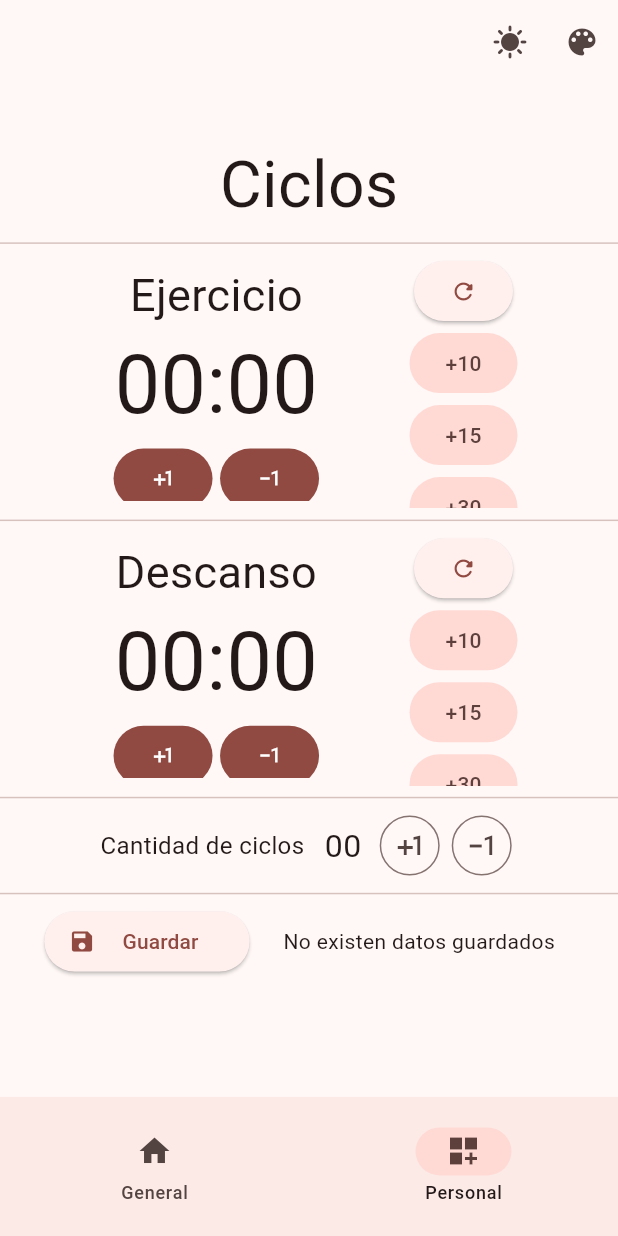
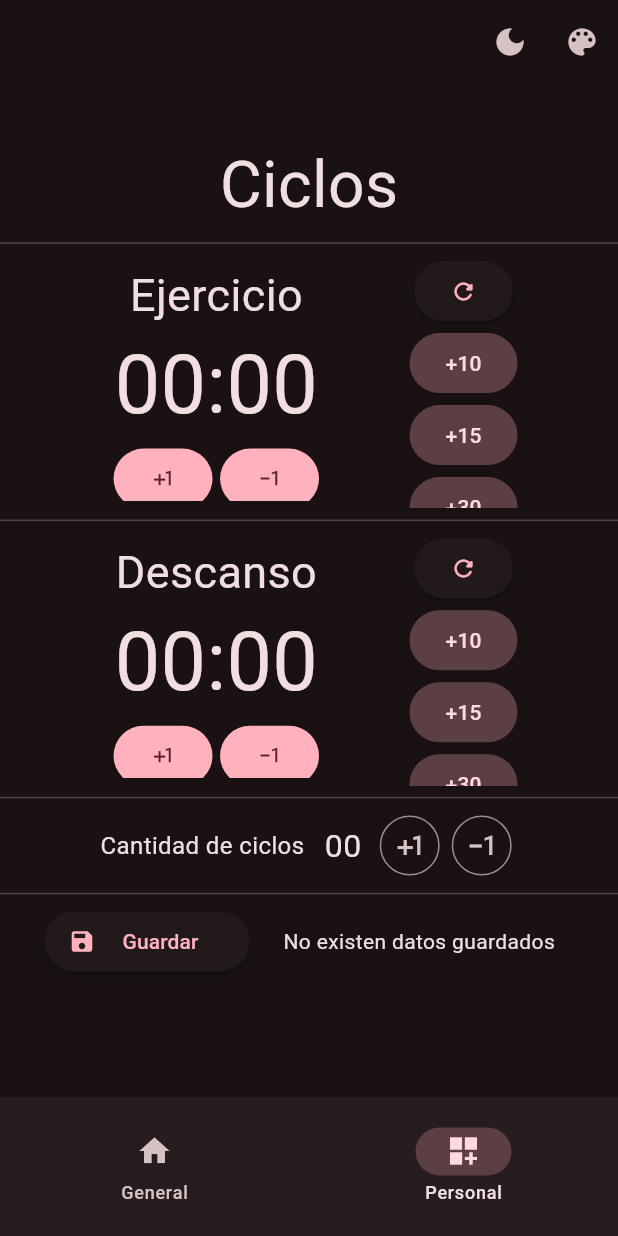
Before and after one commit to edunickdev/cronoApp, a Flutter app: the screen it shows after launch, item 2 of the bottom bar chosen, after a tap on the "sunny" icon, on a phone screen of 412 x 824 dp. Run offline on Flutter 3.47's test engine with Material 3 defaults, Android fonts, the phone set to English and light mode, and no system bars; our stand-ins replace animate_do, circular_countdown_timer, flutter_riverpod, flutter_speed_dial, go_router, shared_preferences and 1 more; accounts and stored records are empty.

Commit message:
temas y brillo completado con sharedpreference integrado

```diff
--- a/cronoapp/lib/main.dart
+++ b/cronoapp/lib/main.dart
@@ -1,6 +1,7 @@
 import 'package:cronoapp/config/theme/custom_theme.dart';
 import 'package:cronoapp/domain/entities/person_model.dart';
 import 'package:cronoapp/presentation/screens/running_screen.dart';
+import 'package:cronoapp/presentation/shared/main_navbar.dart';
 import 'package:flutter/material.dart';
 
 import 'package:animate_do/animate_do.dart';
@@ -10,9 +11,17 @@ import 'package:cronoapp/presentation/screens/cicles_screen.dart';
 import 'package:cronoapp/presentation/screens/home_screen.dart';
 import 'package:cronoapp/presentation/shared/custom_navbar.dart';
 import 'package:cronoapp/providers.dart';
+import 'package:shared_preferences/shared_preferences.dart';
 
-void main() {
-  runApp(const ProviderScope(child: MyApp()));
+void main() async {
+  WidgetsFlutterBinding.ensureInitialized();
+  SharedPreferences prefs = await SharedPreferences.getInstance();
+  final bool brightness = prefs.getBool('brightness') ?? true;
+  final int theme = prefs.getInt('theme') ?? 0;
+  runApp(ProviderScope( overrides: [
+    myBrightness.overrideWith((ref) => brightness),
+    myTheme.overrideWith((ref) => theme)
+  ], child: const MyApp()));
 }
 
 class MyApp extends ConsumerWidget {
@@ -23,8 +32,8 @@ class MyApp extends ConsumerWidget {
     List<Widget> screens = [const HomeScreen(), const CiclesScreen()];
     final int currentScreen = ref.watch(selectScreen);
     final showBtn = ref.watch(showButton);
-    final currentBrightness = ref.read(myBrightness.notifier).state;
-    final currentTheme = ref.read(myTheme.notifier).state;
+    final currentBrightness = ref.watch(myBrightness);
+    final currentTheme = ref.watch(myTheme);
 
     return MaterialApp(
       debugShowCheckedModeBanner: false,
@@ -34,22 +43,7 @@ class MyApp extends ConsumerWidget {
         brightness: currentBrightness,
       ).changeColor(),
       home: Scaffold(
-        appBar: AppBar(
-          actions: [
-            IconButton(
-              onPressed: () {},
-              icon: currentBrightness
-                  ? const Icon(Icons.sunny)
-                  : const Icon(Icons.dark_mode),
-            ),
-            IconButton(
-              onPressed: () {
-                ref.read(myTheme.notifier).state = 4;
-              },
-              icon: const Icon(Icons.color_lens_rounded),
-            )
-          ],
-        ),
+        appBar: mainAppBarWidget(context, ref),
         body: screens[currentScreen],
         bottomNavigationBar: const CustomNavBarWidget(),
         floatingActionButtonLocation: FloatingActionButtonLocation.centerDocked,
@@ -70,7 +64,7 @@ class MyApp extends ConsumerWidget {
       ),
       routes: {
         "/cicles": (context) {
-          late final PersonConfig myData;
+          late PersonConfig myData;
           final amountCycles = ref.watch(currentConfig);
           if (amountCycles.id != 0) {
             myData = ref.read(currentConfig.notifier).state;
--- a/cronoapp/lib/presentation/screens/running_screen.dart
+++ b/cronoapp/lib/presentation/screens/running_screen.dart
@@ -71,12 +71,6 @@ class _CycleRunningScreenState extends State<CycleRunningScreen> {
             ? Text(currentMode ? "Ejercítate" : "Descansa")
             : const Text("Rutina finalizada"),
         centerTitle: plataforma == TargetPlatform.android ? true : false,
-        actions: [
-          Padding(
-            padding: const EdgeInsets.all(8.0),
-            child: Icon(Icons.menu),
-          )
-        ],
       ),
       body: Center(
         child: currentCycles > 0
--- /dev/null
+++ b/cronoapp/lib/presentation/shared/main_navbar.dart
@@ -0,0 +1,46 @@
+import 'package:cronoapp/config/theme/custom_theme.dart';
+import 'package:cronoapp/providers.dart';
+import 'package:flutter/material.dart';
+import 'package:flutter_riverpod/flutter_riverpod.dart';
+import 'package:shared_preferences/shared_preferences.dart';
+
+PreferredSizeWidget mainAppBarWidget(BuildContext context, WidgetRef ref) {
+  final currentBrightness = ref.watch(myBrightness);
+
+  return AppBar(
+    actions: [
+      IconButton(
+        onPressed: () async {
+          ref.read(myBrightness.notifier).state = !currentBrightness;
+          SharedPreferences prefs = await SharedPreferences.getInstance();
+          await prefs.setBool('brightness', !currentBrightness);
+        },
+        icon: currentBrightness
+            ? const Icon(Icons.sunny)
+            : const Icon(Icons.dark_mode),
+      ),
+      PopupMenuButton<int>(
+        icon: const Icon(Icons.color_lens),
+        itemBuilder: (context) {
+          return myListOfColors.asMap().entries.map((entry) {
+            int index = entry.key;
+            Color color = entry.value;
+            return PopupMenuItem<int>(
+              value: index,
+              child: Container(
+                color: color,
+                height: 30,
+                width: 30,
+              ),
+            );
+          }).toList();
+        },
+        onSelected: (value) async {
+          ref.read(myTheme.notifier).state = value;
+          SharedPreferences prefs = await SharedPreferences.getInstance();
+          await prefs.setInt('theme', value);
+        },
+      ),
+    ],
+  );
+}
```
